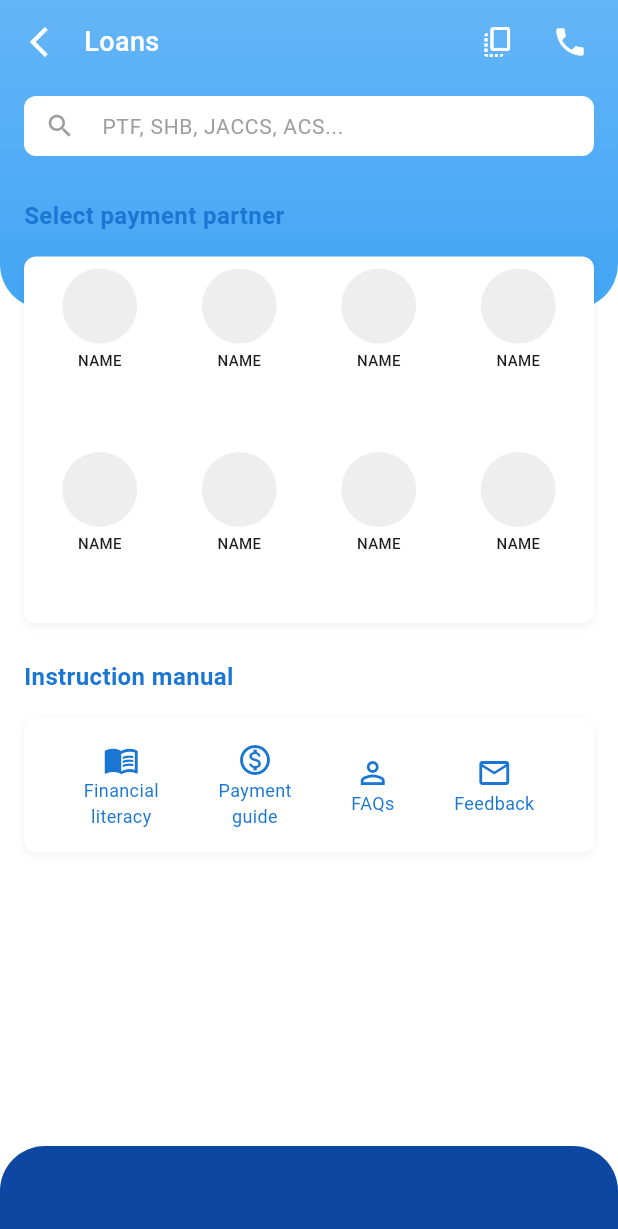
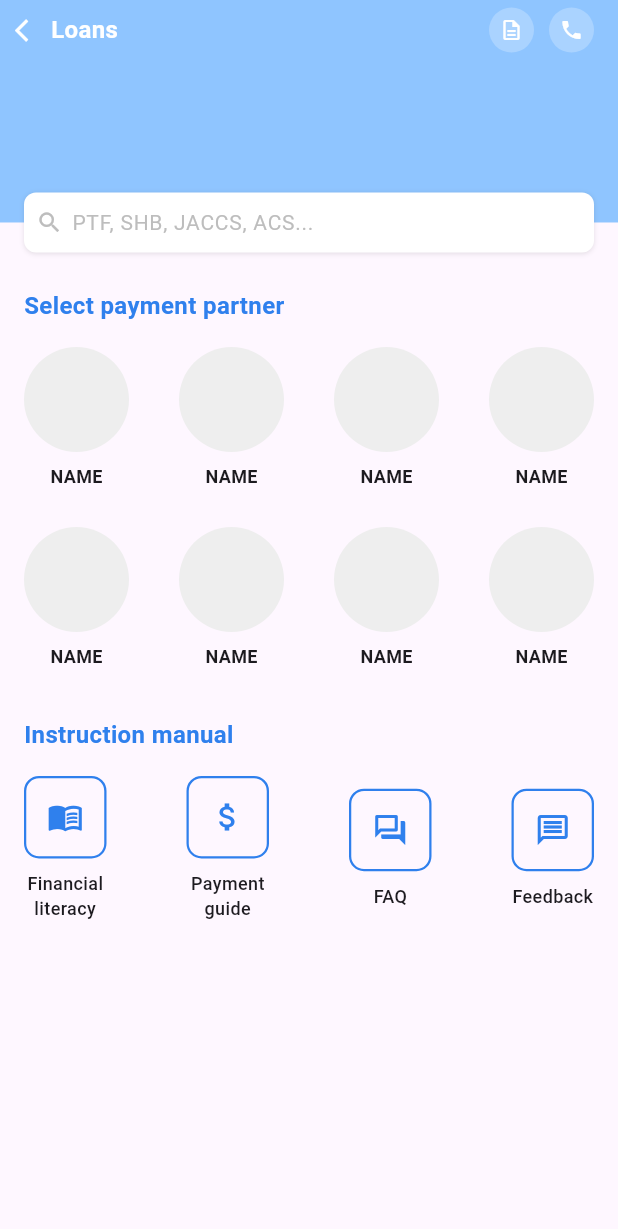
Before and after one commit to Fintechnic/Mobile-banking-app, a Flutter app: the LoanScreen screen opened directly, on a phone screen of 412 x 824 dp. Shown: the top 1229 px of the screen. Run offline on Flutter 3.47's test engine with Material 3 defaults, Android fonts, the phone set to English and light mode, and no system bars; our stand-ins replace camera, qr_flutter, shared_preferences; accounts and stored records are empty.

Commit message:
Update loans_screen.dart

```diff
--- a/lib/screens/loans_screen.dart
+++ b/lib/screens/loans_screen.dart
@@ -1,279 +1,263 @@
 import 'package:flutter/material.dart';
 
-
-// Lớp MyApp - Khởi tạo ứng dụng Flutter
 class MyApp extends StatelessWidget {
-  const MyApp({Key? key}) : super(key: key);
-
   @override
   Widget build(BuildContext context) {
     return MaterialApp(
-      title: 'Loan App',
-      debugShowCheckedModeBanner: false, // Tắt banner "Debug"
+      debugShowCheckedModeBanner: false,
       theme: ThemeData(
         primarySwatch: Colors.blue,
-        visualDensity: VisualDensity.adaptivePlatformDensity,
+        scaffoldBackgroundColor: Colors.white,
       ),
-      home: const LoanScreen(), // Màn hình khởi đầu là LoanScreen
+      home: LoanScreen(),
     );
   }
 }
 
-// Lớp LoanScreen - Màn hình chính hiển thị thông tin vay
 class LoanScreen extends StatelessWidget {
-  const LoanScreen({Key? key}) : super(key: key);
-
   @override
   Widget build(BuildContext context) {
     return Scaffold(
-      body: Container(
-        color: Colors.white,
-        child: SafeArea( // SafeArea giúp tránh bị cắt bởi notch, camera trước hoặc thanh điều hướng
-          child: Stack( // Stack cho phép xếp chồng các widget lên nhau
-            children: [
-              // nền có đường cong
-              Column(
+      body: SafeArea(
+        child: Column(
+          crossAxisAlignment: CrossAxisAlignment.start,
+          children: [
+            // Background color
+            Container(
+              height: MediaQuery.of(context).size.height * 0.18,
+              decoration: BoxDecoration(
+                color: Color(0xFF8FC5FF),
+              ),
+              padding: const EdgeInsets.only(left: 10.0, right: 16.0, top: 5.0, bottom: 8.0),
+              child: Column(
                 children: [
-                  // Phần nền xanh dương phía trên có đường cong
-                  Container(
-                    height: MediaQuery.of(context).size.height * 0.25,
-                    decoration: const BoxDecoration(
-                      gradient: LinearGradient( // Gradient màu từ xanh nhạt đến xanh đậm hơn
-                        begin: Alignment.topCenter,
-                        end: Alignment.bottomCenter,
-                        colors: [Color(0xFF64B5F6), Color(0xFF42A5F5)],
+                  // Header row
+                  Row(
+                    children: [
+                      // Back button
+                      Icon(Icons.arrow_back_ios, color: Colors.white, size: 18),
+                      SizedBox(width: 6),
+                      // Title
+                      Text(
+                        'Loans',
+                        style: TextStyle(
+                          color: Colors.white,
+                          fontSize: 16,
+                          fontWeight: FontWeight.w600,
+                        ),
                       ),
-                      borderRadius: BorderRadius.only( // Bo tròn phần dưới
-                        bottomLeft: Radius.circular(30),
-                        bottomRight: Radius.circular(30),
+                      Spacer(),
+                      // Document icon
+                      Container(
+                        width: 30,
+                        height: 30,
+                        decoration: BoxDecoration(
+                          color: Colors.white24,
+                          shape: BoxShape.circle,
+                        ),
+                        child: Center(
+                          child: Icon(Icons.description_outlined, color: Colors.white, size: 16),
+                        ),
                       ),
-                    ),
-                  ),
-                  const Spacer(), // Khoảng trống giữa phần trên và dưới
-                  // Phần nền xanh đậm phía dưới có đường cong
-                  Container(
-                    height: 60,
-                    decoration: const BoxDecoration(
-                      color: Color(0xFF0D47A1), // Màu xanh dương đậm
-                      borderRadius: BorderRadius.only( // Bo tròn phần trên
-                        topLeft: Radius.circular(30),
-                        topRight: Radius.circular(30),
+                      SizedBox(width: 10),
+                      // Phone icon
+                      Container(
+                        width: 30,
+                        height: 30,
+                        decoration: BoxDecoration(
+                          color: Colors.white24,
+                          shape: BoxShape.circle,
+                        ),
+                        child: Center(
+                          child: Icon(Icons.phone, color: Colors.white, size: 16),
+                        ),
                       ),
-                    ),
+                    ],
                   ),
                 ],
               ),
+            ),
 
-              // Phần chính
-              Column(
-                children: [
-                  // Thanh tiêu đề
-                  Padding(
-                    padding: const EdgeInsets.symmetric(horizontal: 8.0, vertical: 4.0),
-                    child: Row(
-                      children: [
-                        IconButton( // nút back
-                          icon: const Icon(Icons.arrow_back_ios, color: Colors.white),
-                          onPressed: () {},
-                        ),
-                        const Text( // Tiêu đề loans
-                          'Loans',
-                          style: TextStyle(
-                            color: Colors.white,
-                            fontSize: 18,
-                            fontWeight: FontWeight.w500,
+            // Search bar - positioned over the blue background
+            Transform.translate(
+              offset: Offset(0, -20),
+              child: Padding(
+                padding: const EdgeInsets.symmetric(horizontal: 16.0),
+                child: Container(
+                  height: 40,
+                  padding: EdgeInsets.symmetric(horizontal: 8),
+                  decoration: BoxDecoration(
+                    color: Colors.white,
+                    borderRadius: BorderRadius.circular(8),
+                    boxShadow: [
+                      BoxShadow(
+                        color: Colors.black.withOpacity(0.1),
+                        blurRadius: 2,
+                        offset: Offset(0, 1),
+                      ),
+                    ],
+                  ),
+                  child: Row(
+                    children: [
+                      Icon(Icons.search, color: Colors.grey.shade400, size: 18),
+                      SizedBox(width: 6),
+                      Expanded(
+                        child: TextField(
+                          decoration: InputDecoration(
+                            hintText: 'PTF, SHB, JACCS, ACS...',
+                            hintStyle: TextStyle(
+                              color: Colors.grey.shade400,
+                              fontSize: 14,
+                            ),
+                            isDense: true,
+                            contentPadding: EdgeInsets.symmetric(vertical: 8),
+                            border: InputBorder.none,
                           ),
                         ),
-                        const Spacer(), // Đẩy các nút bên phải ra xa
-                        IconButton( // Nút sao chép
-                          icon: const Icon(Icons.copy_all_rounded, color: Colors.white),
-                          onPressed: () {},
+                      ),
+                    ],
+                  ),
+                ),
+              ),
+            ),
+
+            // Main content title
+            Padding(
+              padding: const EdgeInsets.only(left: 16.0, right: 16.0, top: 4.0),
+              child: Text(
+                'Select payment partner',
+                style: TextStyle(
+                  fontSize: 16,
+                  fontWeight: FontWeight.w600,
+                  color: Color(0xFF2F80ED),
+                ),
+              ),
+            ),
+            SizedBox(height: 16),
+
+            // Partners grid - custom layout with controlled spacing
+            Padding(
+              padding: const EdgeInsets.symmetric(horizontal: 16.0),
+              child: Column(
+                children: [
+                  // First row of partners
+                  Row(
+                    mainAxisAlignment: MainAxisAlignment.spaceBetween,
+                    children: List.generate(4, (index) => _buildPartnerItem()),
+                  ),
+                  SizedBox(height: 25), // Specific spacing between rows
+                  // Second row of partners
+                  Row(
+                    mainAxisAlignment: MainAxisAlignment.spaceBetween,
+                    children: List.generate(4, (index) => _buildPartnerItem()),
+                  ),
+                ],
+              ),
+            ),
+
+            // Instruction section - with proper spacing
+            Expanded(
+              child: Padding(
+                padding: const EdgeInsets.only(left: 16.0, right: 16.0, top: 32.0),
+                child: Column(
+                  crossAxisAlignment: CrossAxisAlignment.start,
+                  children: [
+                    Text(
+                      'Instruction manual',
+                      style: TextStyle(
+                        fontSize: 16,
+                        fontWeight: FontWeight.w600,
+                        color: Color(0xFF2F80ED),
+                      ),
+                    ),
+                    SizedBox(height: 16),
+                    // Balanced instruction items
+                    Row(
+                      mainAxisAlignment: MainAxisAlignment.spaceBetween,
+                      children: [
+                        _buildInstructionItem(
+                          icon: Icons.menu_book_outlined,
+                          title: 'Financial\nliteracy',
+                          color: Color(0xFF2F80ED),
                         ),
-                        IconButton( // Nút điện thoại
-                          icon: const Icon(Icons.phone, color: Colors.white),
-                          onPressed: () {},
+                        _buildInstructionItem(
+                          icon: Icons.attach_money,
+                          title: 'Payment\nguide',
+                          color: Color(0xFF2F80ED),
+                        ),
+                        _buildInstructionItem(
+                          icon: Icons.question_answer_outlined,
+                          title: 'FAQ',
+                          color: Color(0xFF2F80ED),
+                        ),
+                        _buildInstructionItem(
+                          icon: Icons.message_outlined,
+                          title: 'Feedback',
+                          color: Color(0xFF2F80ED),
                         ),
                       ],
                     ),
-                  ),
-
-                  // Thanh tìm kiếm
-                  Padding(
-                    padding: const EdgeInsets.symmetric(horizontal: 16.0, vertical: 8.0),
-                    child: Container(
-                      height: 40,
-                      decoration: BoxDecoration(
-                        color: Colors.white,
-                        borderRadius: BorderRadius.circular(8), // Bo tròn góc
-                      ),
-                      child: TextField(
-                        decoration: InputDecoration(
-                          hintText: 'PTF, SHB, JACCS, ACS...', // Gợi ý tìm kiếm
-                          hintStyle: TextStyle(color: Colors.grey.shade500, fontSize: 14),
-                          prefixIcon: const Icon(Icons.search, color: Colors.grey, size: 20), // Biểu tượng kính lúp
-                          border: OutlineInputBorder(
-                            borderRadius: BorderRadius.circular(8),
-                            borderSide: BorderSide.none, // Không có viền
-                          ),
-                          contentPadding: const EdgeInsets.symmetric(vertical: 0),
-                          isDense: true, // Làm cho thanh tìm kiếm gọn hơn
-                        ),
-                      ),
-                    ),
-                  ),
-
-                  // Phần nội dụng có thể cuộn xuống
-                  Expanded(
-                    child: SingleChildScrollView( // Cho phép cuộn nếu nội dung quá dài
-                      child: Padding(
-                        padding: const EdgeInsets.symmetric(horizontal: 16.0),
-                        child: Column(
-                          crossAxisAlignment: CrossAxisAlignment.start,
-                          children: [
-                            const SizedBox(height: 20),
-
-                            // Mục các đối tác thanh toán
-                            const Text(
-                              'Select payment partner',
-                              style: TextStyle(
-                                fontSize: 16,
-                                fontWeight: FontWeight.bold,
-                                color: Color(0xFF1976D2),
-                              ),
-                            ),
-
-                            const SizedBox(height: 16),
-
-                            // lưới các đối tác thanh toán
-                            Container(
-                              padding: const EdgeInsets.all(8),
-                              decoration: BoxDecoration(
-                                color: Colors.white,
-                                borderRadius: BorderRadius.circular(8),
-                                boxShadow: [
-                                  BoxShadow(
-                                    color: Colors.black.withOpacity(0.05),
-                                    blurRadius: 4,
-                                    offset: const Offset(0, 2),
-                                  ),
-                                ],
-                              ),
-                              child: GridView.builder(
-                                shrinkWrap: true, // Giúp view thu gọn theo nội dung
-                                physics: const NeverScrollableScrollPhysics(), // Không cho phép cuộn trong grid
-                                gridDelegate: const SliverGridDelegateWithFixedCrossAxisCount(
-                                  crossAxisCount: 4, // 4 cột
-                                  childAspectRatio: 0.8, // Tỷ lệ chiều cao/rộng
-                                  crossAxisSpacing: 8, // Khoảng cách ngang
-                                  mainAxisSpacing: 16, // Khoảng cách dọc
-                                ),
-                                itemCount: 8, // 8 đối tác
-                                itemBuilder: (context, index) {
-                                  return Column(
-                                    children: [
-                                      Container( // Hình tròn đại diện cho đối tác
-                                        width: 50,
-                                        height: 50,
-                                        decoration: BoxDecoration(
-                                          color: Colors.grey.shade200,
-                                          shape: BoxShape.circle,
-                                        ),
-                                      ),
-                                      const SizedBox(height: 4),
-                                      const Text( // Tên đối tác
-                                        'NAME',
-                                        style: TextStyle(
-                                          fontSize: 10,
-                                          fontWeight: FontWeight.w500,
-                                        ),
-                                      ),
-                                    ],
-                                  );
-                                },
-                              ),
-                            ),
-
-                            const SizedBox(height: 24),
-
-                            // Mục tiêu đề hướng dẫn
-                            const Text(
-                              'Instruction manual',
-                              style: TextStyle(
-                                fontSize: 16,
-                                fontWeight: FontWeight.bold,
-                                color: Color(0xFF1976D2),
-                              ),
-                            ),
-
-                            const SizedBox(height: 16),
-
-                            // các hướng dẫn
-                            Container(
-                              padding: const EdgeInsets.symmetric(vertical: 16),
-                              decoration: BoxDecoration(
-                                color: Colors.white,
-                                borderRadius: BorderRadius.circular(8),
-                                boxShadow: [
-                                  BoxShadow(
-                                    color: Colors.black.withOpacity(0.05),
-                                    blurRadius: 4,
-                                    offset: const Offset(0, 2),
-                                  ),
-                                ],
-                              ),
-                              child: Row(
-                                mainAxisAlignment: MainAxisAlignment.spaceEvenly, // Căn đều các mục
-                                children: [
-                                  _buildInstructionItem( // Mục kiến thức tài chính
-                                    icon: Icons.menu_book_outlined,
-                                    label: 'Financial\nliteracy',
-                                  ),
-                                  _buildInstructionItem( // Mục hướng dẫn thanh toán
-                                    icon: Icons.monetization_on_outlined,
-                                    label: 'Payment\nguide',
-                                  ),
-                                  _buildInstructionItem( // Mục câu hỏi thường gặp
-                                    icon: Icons.person_outline,
-                                    label: 'FAQs',
-                                  ),
-                                  _buildInstructionItem( // Mục phản hồi
-                                    icon: Icons.email_outlined,
-                                    label: 'Feedback',
-                                  ),
-                                ],
-                              ),
-                            ),
-
-                            const SizedBox(height: 40), // Khoảng trống dưới cùng
-                          ],
-                        ),
-                      ),
-                    ),
-                  ),
-                ],
+                  ],
+                ),
               ),
-            ],
-          ),
+            ),
+          ],
         ),
       ),
     );
   }
 
-  // Hàm tạo mục hướng dẫn với biểu tượng và nhãn
+  Widget _buildPartnerItem() {
+    return Column(
+      mainAxisSize: MainAxisSize.min,
+      children: [
+        Container(
+          width: 70,
+          height: 70,
+          decoration: BoxDecoration(
+            color: Colors.grey.shade200,
+            shape: BoxShape.circle,
+          ),
+        ),
+        SizedBox(height: 8),
+        Text(
+          'NAME',
+          style: TextStyle(
+            fontSize: 12,
+            fontWeight: FontWeight.bold,
+          ),
+        ),
+      ],
+    );
+  }
+
   Widget _buildInstructionItem({
     required IconData icon,
-    required String label,
+    required String title,
+    required Color color,
   }) {
     return Column(
+      mainAxisSize: MainAxisSize.min,
       children: [
-        Icon(icon, color: const Color(0xFF1976D2), size: 24), // icons
-        Text( // Nhãn
-          label,
-          style: const TextStyle(
+        Container(
+          width: 55,
+          height: 55,
+          decoration: BoxDecoration(
+            border: Border.all(color: color, width: 1.5),
+            borderRadius: BorderRadius.circular(10),
+          ),
+          child: Center(
+            child: Icon(icon, color: color, size: 24),
+          ),
+        ),
+        SizedBox(height: 8),
+        Text(
+          title,
+          textAlign: TextAlign.center,
+          style: TextStyle(
             fontSize: 12,
-            color: Color(0xFF1976D2),
+            fontWeight: FontWeight.w500,
           ),
-          textAlign: TextAlign.center,
         ),
       ],
     );
```
